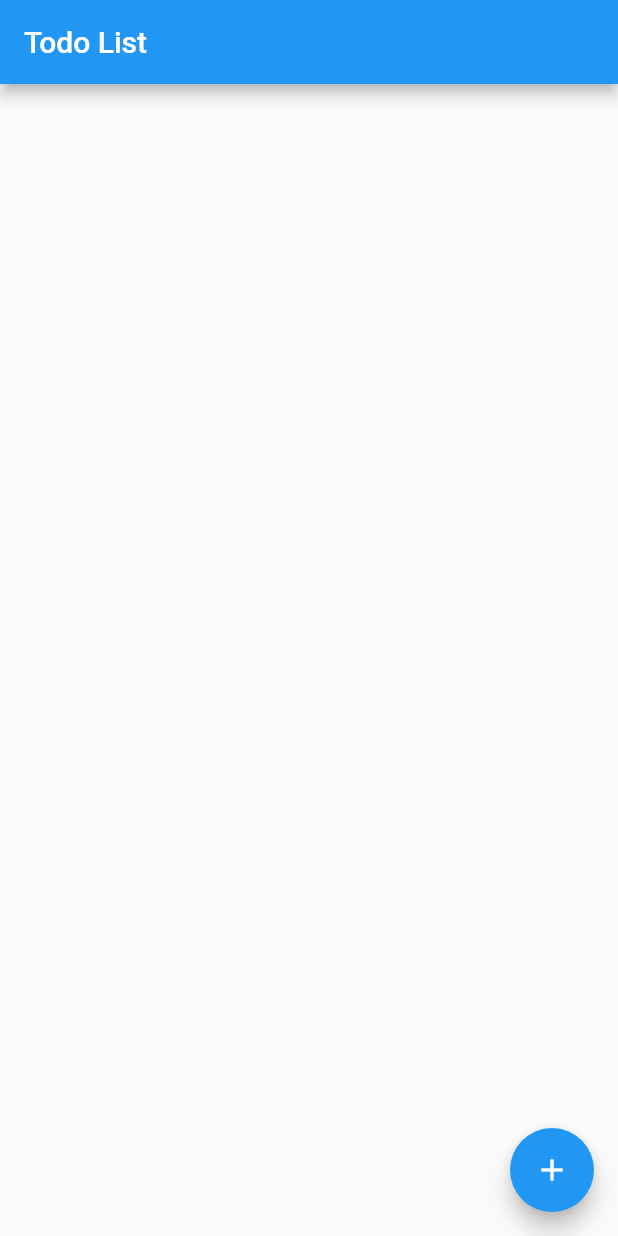
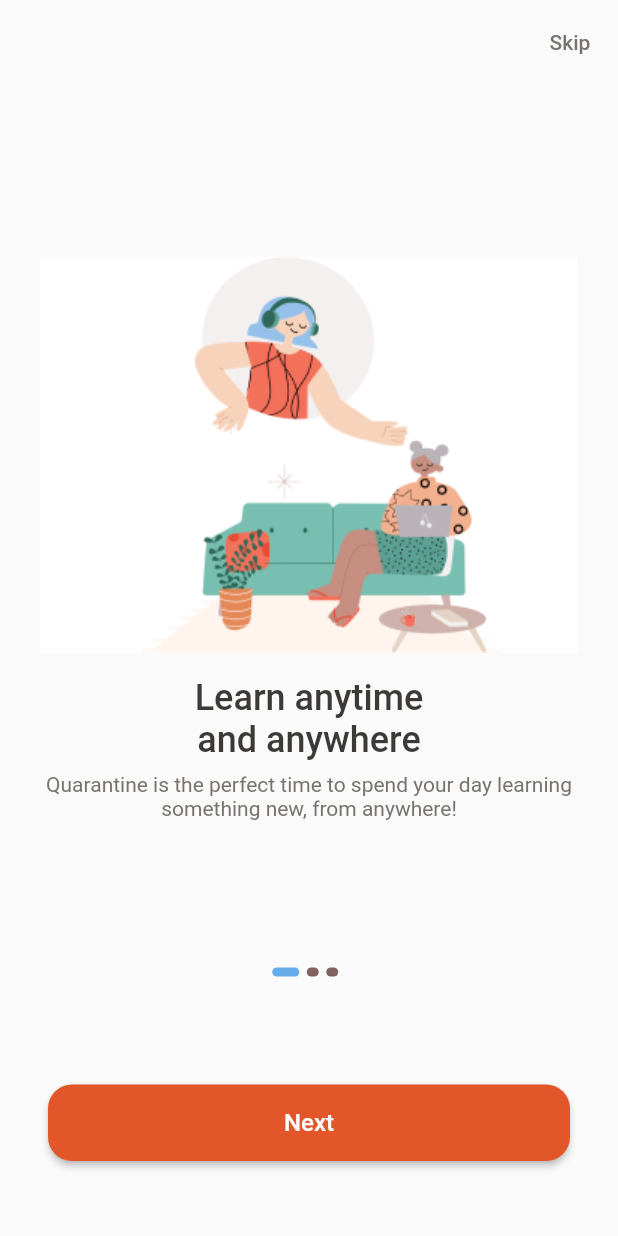
Before and after one commit to devhiep8181/app_1, a Flutter app: the screen it shows after launch, on a phone screen of 412 x 824 dp. Run offline on Flutter 3.47's test engine with Material 2 defaults, Android fonts, the phone set to English and light mode, and no system bars; our stand-ins replace flutter_slidable, shared_preferences.

Commit message:
update_UI

```diff
--- /dev/null
+++ b/lib/feature/onboarding/content_modal.dart
@@ -0,0 +1,33 @@
+import '../../assets.dart';
+
+class unboardingContent {
+  String image;
+  String title;
+  String discription;
+
+  unboardingContent({
+    required this.image,
+    required this.title,
+    required this.discription,
+  });
+}
+
+List<unboardingContent> content = [
+  unboardingContent(
+      image: Assets.assets_image_i1_png,
+      title: "Learn anytime\n"
+          "and anywhere",
+      discription:
+          "Quarantine is the perfect time to spend your day learning something new, from anywhere!"),
+  unboardingContent(
+      image: Assets.assets_image_i2_png,
+      title: "Find a course\n"
+          "for you",
+      discription:
+          "Quarantine is the perfect time to spend your day learning something new, from anywhere!"),
+  unboardingContent(
+      image: Assets.assets_image_i3_png,
+      title: "\nImprove your skills",
+      discription:
+          "Quarantine is the perfect time to spend your day learning something new, from anywhere!"),
+];
--- /dev/null
+++ b/lib/feature/onboarding/onboarding_screen.dart
@@ -0,0 +1,144 @@
+import 'package:app_1/feature/route/route_constant.dart';
+import 'package:flutter/material.dart';
+
+import 'content_modal.dart';
+
+class Onboarding extends StatefulWidget {
+  const Onboarding({super.key});
+
+  @override
+  State<Onboarding> createState() => _OnboardingState();
+}
+
+class _OnboardingState extends State<Onboarding> {
+  int currentIndex = 0;
+  PageController? _controller;
+
+  @override
+  void initState() {
+    _controller = PageController(initialPage: 0);
+    super.initState();
+  }
+
+  @override
+  void dispose() {
+    _controller?.dispose();
+    super.dispose();
+  }
+
+  @override
+  Widget build(BuildContext context) {
+    return Scaffold(
+      appBar: AppBar(
+        backgroundColor: Colors.transparent,
+        elevation: 0,
+        actions: [
+          TextButton(
+              onPressed: () {
+                Navigator.of(context).pushNamed(todoScreen);
+              },
+              child: const Text(
+                "Skip",
+                style: TextStyle(
+                    fontSize: 14,
+                    fontWeight: FontWeight.w500,
+                    color: Color(0xff78746D)),
+              ))
+        ],
+      ),
+      body: Column(children: [
+        const SizedBox(height: 115),
+        Expanded(
+            child: PageView.builder(
+                controller: _controller,
+                itemCount: content.length,
+                onPageChanged: (int index) {
+                  setState(() {
+                    currentIndex = index;
+                  });
+                },
+                itemBuilder: (_, i) {
+                  return Column(
+                    children: [
+                      Image.asset(content[i].image),
+                      const SizedBox(height: 16),
+                      Text(
+                        content[i].title,
+                        textAlign: TextAlign.center,
+                        style: const TextStyle(
+                            fontSize: 24,
+                            fontWeight: FontWeight.w500,
+                            color: Color(0xff3C3A36)),
+                      ),
+                      const SizedBox(height: 8),
+                      Text(
+                        content[i].discription,
+                        textAlign: TextAlign.center,
+                        style: const TextStyle(
+                            fontSize: 14,
+                            fontWeight: FontWeight.w400,
+                            color: Color(0xff78746D)),
+                      ),
+                    ],
+                  );
+                })),
+        Padding(
+          padding: const EdgeInsets.only(bottom: 72),
+          child: Row(
+            mainAxisAlignment: MainAxisAlignment.center,
+            children: List.generate(
+                content.length, (index) => buildDot(index, context)),
+          ),
+        ),
+        Padding(
+          padding: const EdgeInsets.symmetric(horizontal: 32),
+          child: ElevatedButton(
+              style: ElevatedButton.styleFrom(
+                  backgroundColor: const Color(0xffE3562A),
+                  textStyle: const TextStyle(
+                      fontSize: 16,
+                      fontWeight: FontWeight.w500,
+                      color: Colors.white),
+                  shape: RoundedRectangleBorder(
+                      borderRadius: BorderRadius.circular(16))),
+              onPressed: () {
+                if (currentIndex == content.length - 1) {
+                  Navigator.of(context)
+                      .pushNamedAndRemoveUntil(todoScreen, (route) => false);
+                }
+                _controller?.nextPage(
+                    duration: const Duration(milliseconds: 100),
+                    curve: Curves.bounceIn);
+              },
+              child: Padding(
+                padding:
+                    const EdgeInsets.symmetric(horizontal: 32, vertical: 16),
+                child: Row(
+                  mainAxisAlignment: MainAxisAlignment.center,
+                  children: [
+                    Text(currentIndex == content.length - 1
+                        ? "Let's Start"
+                        : "Next"),
+                  ],
+                ),
+              )),
+        ),
+        const SizedBox(height: 50),
+      ]),
+    );
+  }
+
+  Container buildDot(int index, BuildContext context) {
+    return Container(
+        height: 6,
+        width: currentIndex == index ? 18 : 8,
+        margin: const EdgeInsets.only(right: 5),
+        decoration: currentIndex == index
+            ? BoxDecoration(
+                borderRadius: BorderRadius.circular(20),
+                color: const Color(0xff65AAEA))
+            : BoxDecoration(
+                borderRadius: BorderRadius.circular(100),
+                color: const Color.fromARGB(255, 129, 98, 96)));
+  }
+}
--- a/lib/feature/route/route.dart
+++ b/lib/feature/route/route.dart
@@ -1,3 +1,5 @@
+import 'package:app_1/feature/onboarding/onboarding_screen.dart';
+import 'package:app_1/feature/splash/splash_screen.dart';
 import 'package:app_1/feature/todo/edit_todo_screen.dart';
 
 import '../todo/add_todo.dart';
@@ -10,6 +12,10 @@ import 'package:flutter/material.dart';
 class Routes {
   static Route<dynamic>? customRouteGenerator(RouteSettings settings) {
     switch (settings.name) {
+      case splash:
+        return MaterialPageRoute(builder: (_) => Splash());
+      case onboarding:
+        return MaterialPageRoute(builder: (_) => Onboarding());
       case todoScreen:
         return MaterialPageRoute(
             settings: RouteSettings(arguments: settings.arguments),
--- a/lib/feature/route/route_constant.dart
+++ b/lib/feature/route/route_constant.dart
@@ -1,3 +1,5 @@
-const String todoScreen = "/";
+const String splash = "/";
+const String onboarding = "/Onboarding";
+const String todoScreen = "/TodoScreen";
 const String addTodo = "/AddTodo";
 const String editTodo = "/EditTodo";
```
Also changed, not shown: lib/assets.dart (added, +23 -0 lines), lib/feature/splash/splash_screen.dart (added, +72 -0 lines), lib/feature/theme/color_palettes.dart (added, +11 -0 lines), lib/feature/theme/typhography.dart (added, +143 -0 lines), lib/feature/todo/add_todo_screen.dart (+10 -2 lines), lib/feature/todo/edit_todo_screen.dart (+13 -3 lines), lib/feature/todo/todo_screen.dart (+27 -11 lines), pubspec.yaml (+7 -6 lines), assets/fonts/Rubik-Regular.ttf (added), assets/image/i0.png (added), assets/image/i1.png (added), assets/image/i2.png (added), assets/image/i3.png (added).
